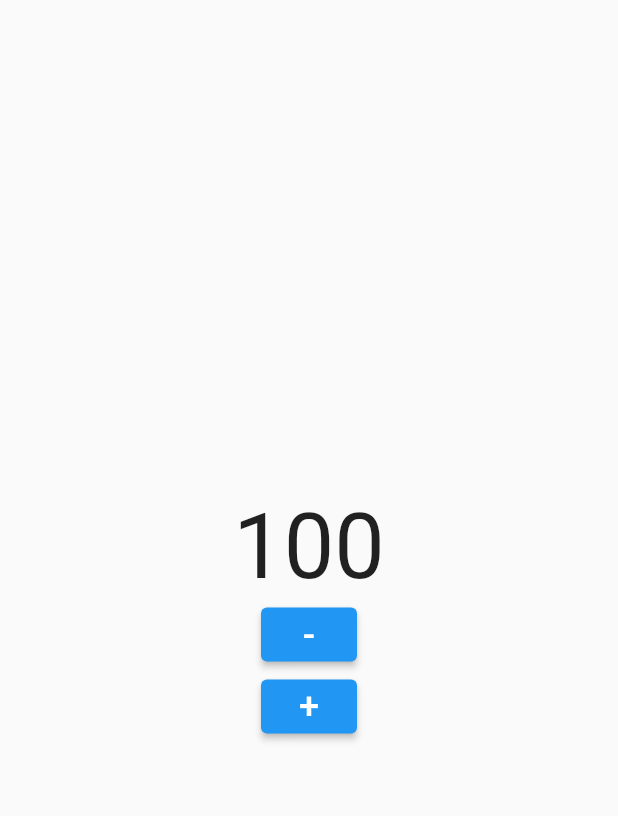
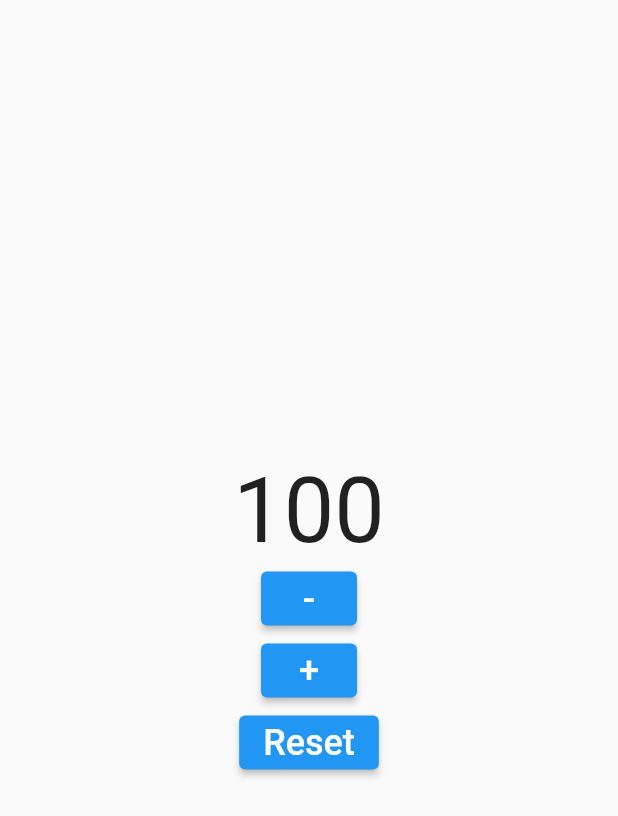
Before and after one commit to amirahmadadibi/simple_bloc, a Flutter app: the screen it shows after launch, on a phone screen of 412 x 824 dp. Shown: the top 816 px of the screen. Run offline on Flutter 3.47's test engine with Material 2 defaults, Android fonts, the phone set to English and light mode, and no system bars; our stand-ins replace flutter_bloc.

Commit message:
week14 E23 solve chanlge

```diff
--- a/lib/bloc/counter_bloc/counter_bloc.dart
+++ b/lib/bloc/counter_bloc/counter_bloc.dart
@@ -12,5 +12,10 @@ class CounterBloc extends Bloc<CounterEvent, CounterState> {
     on<IncreaementPressed>((event, emit) {
       emit(UpdatedCounter(++counter));
     });
+
+    on<ResetPressed>((event, emit) {
+      counter = 0;
+      emit(UpdatedCounter(counter));
+    });
   }
 }
--- a/lib/bloc/counter_bloc/counter_event.dart
+++ b/lib/bloc/counter_bloc/counter_event.dart
@@ -3,3 +3,5 @@ abstract class CounterEvent {}
 class IncreaementPressed extends CounterEvent {}
 
 class DecreamentPressed extends CounterEvent {}
+
+class ResetPressed extends CounterEvent {}
--- a/lib/bloc/counter_bloc/counter_state.dart
+++ b/lib/bloc/counter_bloc/counter_state.dart
@@ -9,3 +9,8 @@ class UpdatedCounter extends CounterState {
   int counter;
   UpdatedCounter(this.counter);
 }
+
+class DoublePointed extends CounterState {
+  int counter;
+  DoublePointed(this.counter);
+}
--- a/lib/ui/counter_screen.dart
+++ b/lib/ui/counter_screen.dart
@@ -54,6 +54,14 @@ class _CounterScreenState extends State<CounterScreen> {
                   child: Text(
                     '+',
                     style: TextStyle(fontSize: 24),
+                  )),
+              ElevatedButton(
+                  onPressed: () {
+                    context.read<CounterBloc>().add(ResetPressed());
+                  },
+                  child: Text(
+                    'Reset',
+                    style: TextStyle(fontSize: 24),
                   ))
             ],
           ),
```
